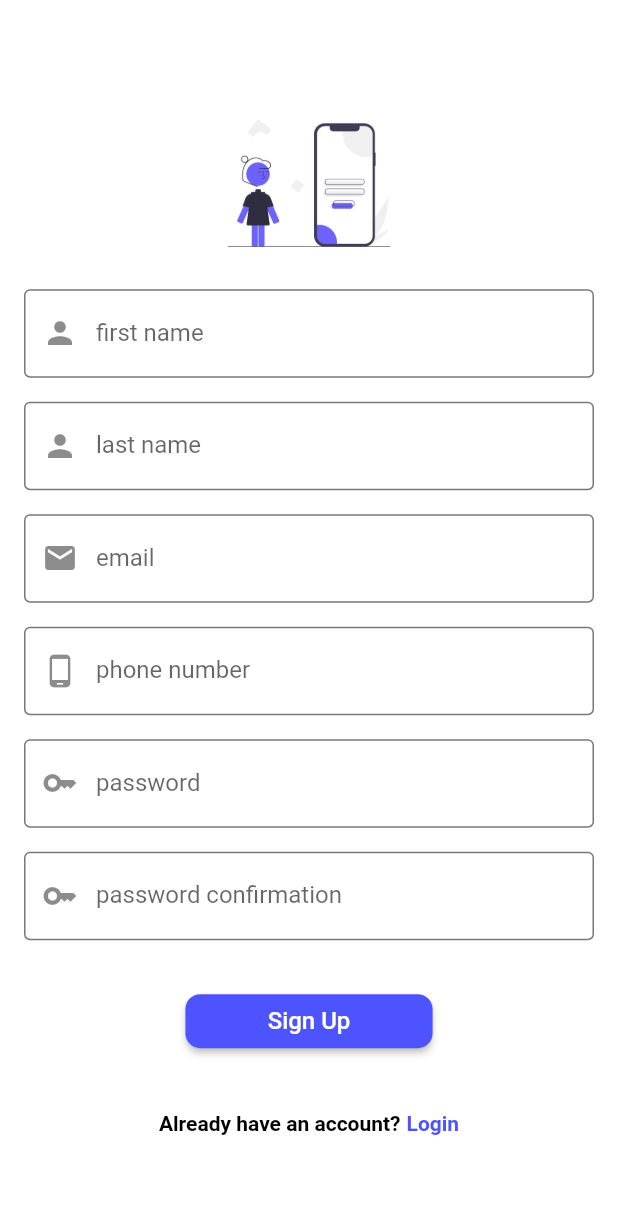
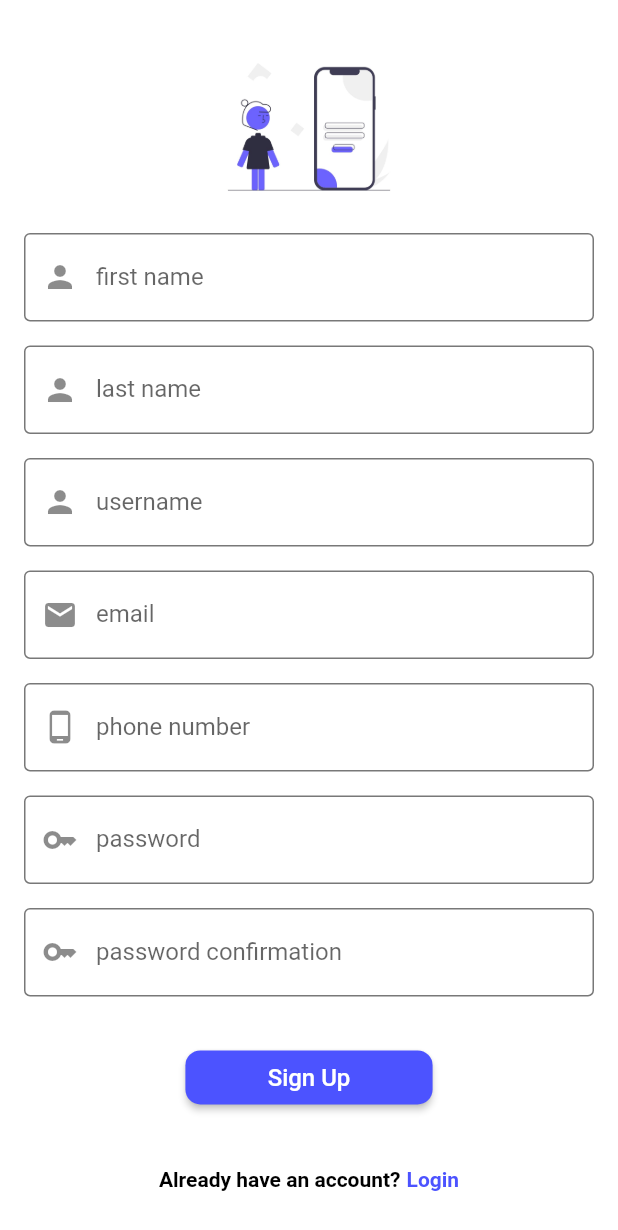
Before and after one commit to Steven-Lie/Final-Project-NF, a Flutter app: the Register screen opened directly, after a tap on "Sign Up", on a phone screen of 412 x 824 dp. Shown: the top 1230 px of the screen. Run offline on Flutter 3.47's test engine with Material 2 defaults, Android fonts, the phone set to English and light mode, and no system bars; our stand-ins replace lottie; network calls fail.

Commit message:
connect register to API

```diff
--- a/lib/login.dart
+++ b/lib/login.dart
@@ -166,7 +166,7 @@ class Login extends StatelessWidget {
                             onTap: () => Navigator.push(
                               context,
                               MaterialPageRoute(
-                                builder: (context) => const Register(),
+                                builder: (context) => Register(),
                               ),
                             ),
                             child: const Text(
--- a/lib/register.dart
+++ b/lib/register.dart
@@ -1,8 +1,44 @@
+import 'dart:convert';
+
 import 'package:flutter/material.dart';
+import 'package:http/http.dart';
 import 'package:project_management/login.dart';
 
 class Register extends StatelessWidget {
-  const Register({super.key});
+  Register({super.key});
+
+  final _firstNameController = TextEditingController();
+  final _lastNameController = TextEditingController();
+  final _usernameController = TextEditingController();
+  final _emailController = TextEditingController();
+  final _phoneNumberController = TextEditingController();
+  final _passwordController = TextEditingController();
+  final _passwordConfirmationController = TextEditingController();
+
+  void register() async {
+    try {
+      var response = await post(
+          Uri.parse('https://api2.sib3.nurulfikri.com/api/auth/register'),
+          body: {
+            'first_name': _firstNameController.text,
+            'last_name': _lastNameController.text,
+            'username': _usernameController.text,
+            'email': _emailController.text,
+            'phone_number': _phoneNumberController.text,
+            'password': _passwordController.text,
+            'password_confirmation': _passwordConfirmationController.text,
+          });
+
+      var responseBody = jsonDecode(response.body);
+      if (response.statusCode == 200) {
+        print(responseBody['info']);
+      } else {
+        print(responseBody['info']);
+      }
+    } catch (e) {
+      print(e);
+    }
+  }
 
   @override
   Widget build(BuildContext context) {
@@ -27,6 +63,7 @@ class Register extends StatelessWidget {
                     mainAxisAlignment: MainAxisAlignment.center,
                     children: [
                       TextFormField(
+                        controller: _firstNameController,
                         decoration: InputDecoration(
                           labelText: 'first name',
                           prefixIcon: const Icon(Icons.person),
@@ -49,6 +86,7 @@ class Register extends StatelessWidget {
                         height: 16.0,
                       ),
                       TextFormField(
+                        controller: _lastNameController,
                         decoration: InputDecoration(
                           labelText: 'last name',
                           prefixIcon: const Icon(Icons.person),
@@ -71,6 +109,30 @@ class Register extends StatelessWidget {
                         height: 16.0,
                       ),
                       TextFormField(
+                        controller: _usernameController,
+                        decoration: InputDecoration(
+                          labelText: 'username',
+                          prefixIcon: const Icon(Icons.person),
+                          enabledBorder: OutlineInputBorder(
+                            borderSide: const BorderSide(
+                              color: Color(0xFF787878),
+                            ),
+                            borderRadius: BorderRadius.circular(4),
+                          ),
+                          focusedBorder: OutlineInputBorder(
+                            borderSide: const BorderSide(
+                              color: Color(0XFF4C53FF),
+                              width: 2,
+                            ),
+                            borderRadius: BorderRadius.circular(4),
+                          ),
+                        ),
+                      ),
+                      const SizedBox(
+                        height: 16.0,
+                      ),
+                      TextFormField(
+                        controller: _emailController,
                         decoration: InputDecoration(
                           labelText: 'email',
                           prefixIcon: const Icon(Icons.mail),
@@ -93,6 +155,7 @@ class Register extends StatelessWidget {
                         height: 16.0,
                       ),
                       TextFormField(
+                        controller: _phoneNumberController,
                         decoration: InputDecoration(
                           labelText: 'phone number',
                           prefixIcon: const Icon(Icons.phone_android),
@@ -115,6 +178,7 @@ class Register extends StatelessWidget {
                         height: 16.0,
                       ),
                       TextFormField(
+                        controller: _passwordController,
                         decoration: InputDecoration(
                           labelText: 'password',
                           prefixIcon: const Icon(Icons.key),
@@ -138,6 +202,7 @@ class Register extends StatelessWidget {
                         height: 16.0,
                       ),
                       TextFormField(
+                        controller: _passwordConfirmationController,
                         decoration: InputDecoration(
                           labelText: 'password confirmation',
                           prefixIcon: const Icon(Icons.key),
@@ -163,7 +228,9 @@ class Register extends StatelessWidget {
                       SizedBox(
                         width: MediaQuery.of(context).size.width / 2.5,
                         child: ElevatedButton(
-                          onPressed: () {},
+                          onPressed: () {
+                            register();
+                          },
                           style: ButtonStyle(
                             shape: MaterialStateProperty.all(
                               RoundedRectangleBorder(
```
